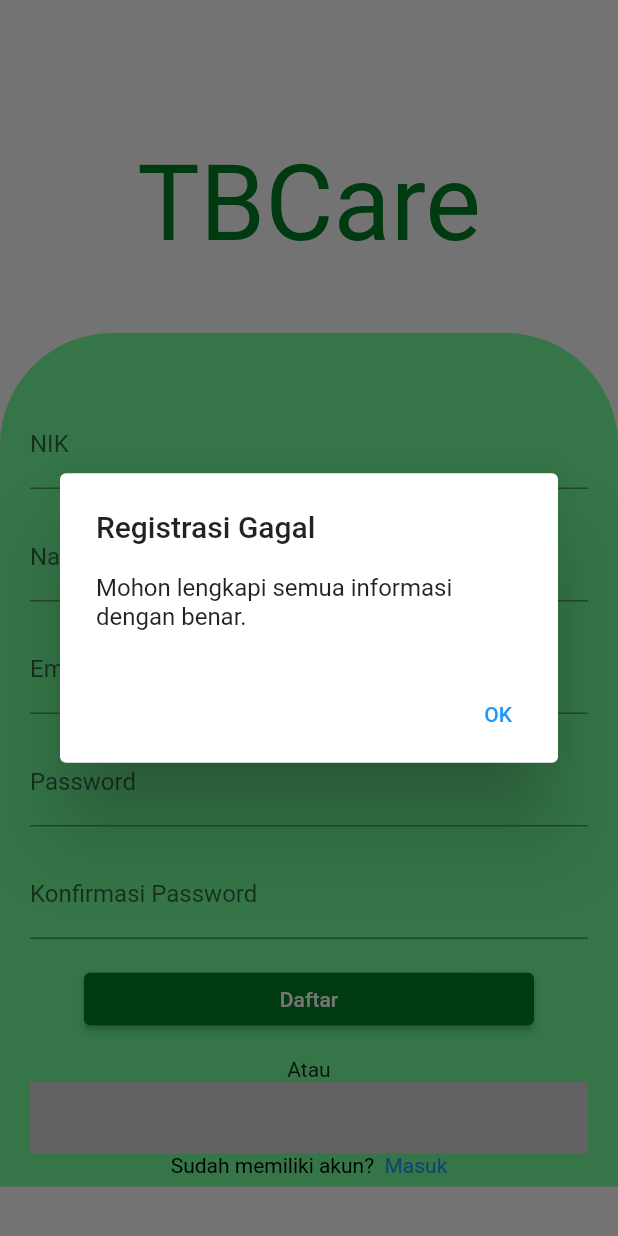
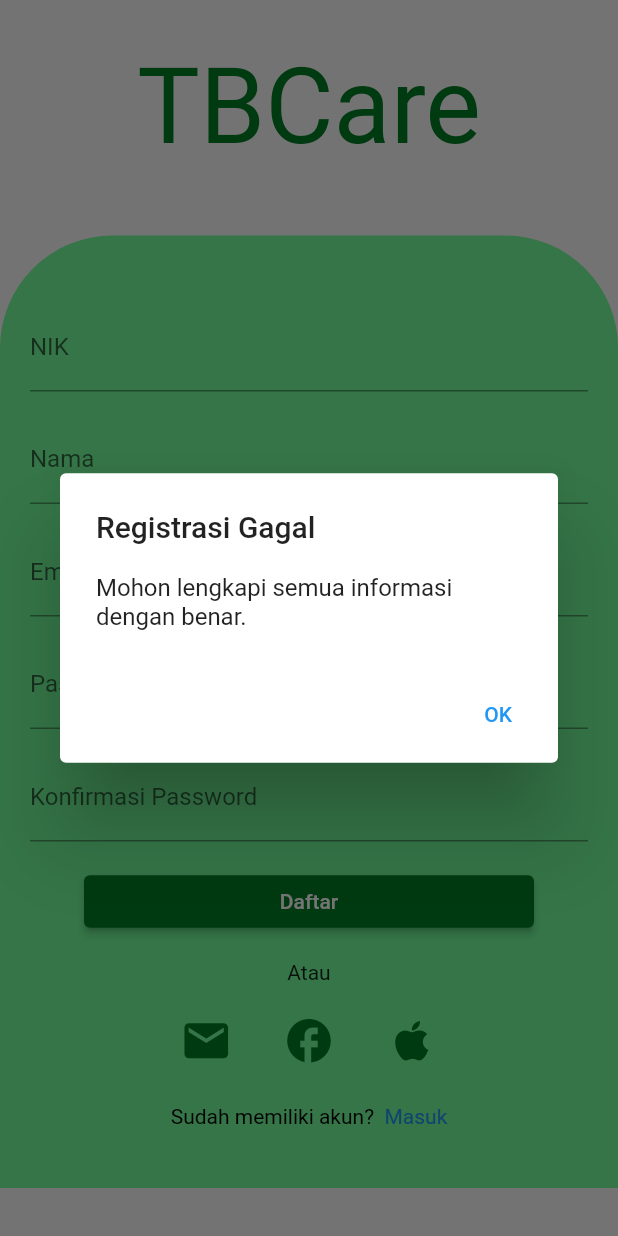
Before and after one commit to MartinWidarmadi/tbcare_application, a Flutter app: the RegisterPage screen opened by its route, after a tap on "Daftar", on a phone screen of 412 x 824 dp. Run offline on Flutter 3.47's test engine with Material 2 defaults, Android fonts, the light colour scheme and no system bars; our stand-ins replace cloud_firestore, firebase_auth, firebase_core, flutter_riverpod, freezed_annotation, go_router and 2 more; accounts and stored records are empty; generated files the repository leaves out were written again.

Commit message:
Commit
Update UI 1

```diff
--- a/lib/main.dart
+++ b/lib/main.dart
@@ -33,7 +33,7 @@
             GoRoute(
               path: 'kontrol',
               name: 'kontrol',
-              builder: (context, state) => KontrolPage(),
+              builder: (context, state) => const KontrolPage(),
             ),
             GoRoute(
               path: 'medic',
--- a/lib/pages/konsultasi_page.dart
+++ b/lib/pages/konsultasi_page.dart
@@ -17,7 +17,7 @@
                   color: const Color(0xff73FE9A),
                   height: 90,
                   width: MediaQuery.of(context).size.width,
-                  padding: const const EdgeInsets.only(top: 20),
+                  padding: const EdgeInsets.only(top: 20),
                   child: Row(
                     children: <Widget>[
                       const SizedBox(
@@ -52,7 +52,7 @@
             ),
             SingleChildScrollView(
               child: Container(
-                margin: const const EdgeInsets.symmetric(vertical: 0, horizontal: 20),
+                margin: const EdgeInsets.symmetric(vertical: 0, horizontal: 20),
                 width: MediaQuery.of(context).size.width,
                 child: Column(
                   crossAxisAlignment: CrossAxisAlignment.start,
--- a/lib/pages/register_page.dart
+++ b/lib/pages/register_page.dart
@@ -32,6 +32,7 @@
     TextEditingController namaController = TextEditingController();
     return Scaffold(
       body: SingleChildScrollView(
+        scrollDirection: Axis.vertical,
         child: Column(
           mainAxisAlignment: MainAxisAlignment.center,
           children: <Widget>[
@@ -39,7 +40,7 @@
               mainAxisAlignment: MainAxisAlignment.center,
               children: <Widget>[
                 Container(
-                  margin: const EdgeInsets.only(top: 95),
+                  margin: const EdgeInsets.only(top: 30),
                   child: const Text(
                     "TBCare",
                     style: TextStyle(
@@ -53,7 +54,7 @@
             Container(
               padding: const EdgeInsets.all(20),
               margin: const EdgeInsets.only(top: 45),
-              height: 569,
+              height: 635,
               width: MediaQuery.of(context).size.width,
               decoration: const BoxDecoration(
                   color: Color(0xff73FE9A),
@@ -115,7 +116,7 @@
                   ),
                   const Text("Atau"),
                   Container(
-                      margin: const const EdgeInsets.fromLTRB(100, 20, 100, 25),
+                      margin: const EdgeInsets.fromLTRB(100, 20, 100, 25),
                       child: const Row(
                         children: <Widget>[
                           Icon(Icons.email, size: 35, color: Color(0xff007E23)),
```
Also changed, not shown: lib/data/repositories/firebase_repository/firebase_pasien_repository.dart (+1 -7 lines), lib/pages/login_page.dart (+1 -18 lines), lib/data/model/kontrol.g.dart.
